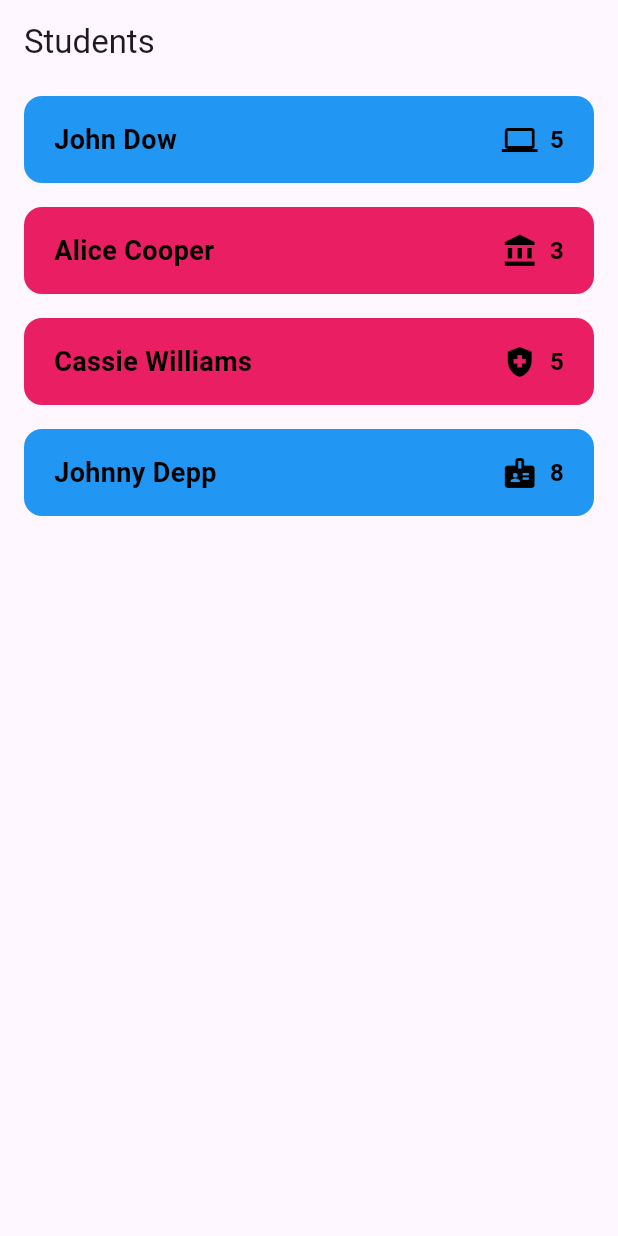
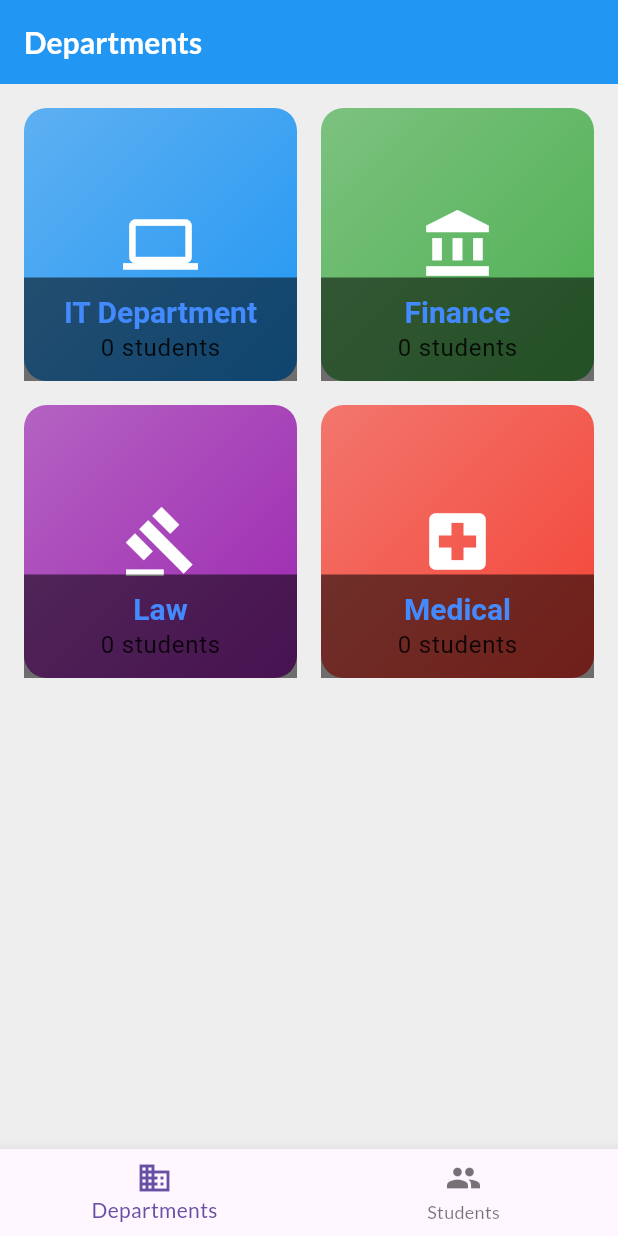
Before and after one commit to MikKut/lb1_pmp, a Flutter app: the screen it shows after launch, on a phone screen of 412 x 824 dp. Run offline on Flutter 3.47's test engine with Material 3 defaults, Android fonts, the phone set to English and light mode, and no system bars; our stand-ins replace google_fonts.

Commit message:
initial lb3

```diff
--- a/kutnii_mykhailo_ckcm_24_1_project/lib/main.dart
+++ b/kutnii_mykhailo_ckcm_24_1_project/lib/main.dart
@@ -1,5 +1,8 @@
 import 'package:flutter/material.dart';
-import 'screens/students.dart';
+import 'package:google_fonts/google_fonts.dart';
+
+import 'screens/tab_screen.dart';
+
 
 void main() {
   runApp(MyApp());
@@ -9,9 +12,33 @@ class MyApp extends StatelessWidget {
   @override
   Widget build(BuildContext context) {
     return MaterialApp(
-      title: 'Student List',
-      theme: ThemeData(primarySwatch: Colors.blue),
-      home: StudentsScreen(),
+      title: 'University App',
+      theme: ThemeData(
+        primarySwatch: Colors.blue,
+        scaffoldBackgroundColor: Colors.grey[200],
+        textTheme: GoogleFonts.latoTextTheme(
+          Theme.of(context).textTheme,
+        ).copyWith(
+          titleLarge: TextStyle(
+            fontSize: 20,
+            fontWeight: FontWeight.bold,
+            color: Colors.blueAccent,
+          ),
+          bodyLarge: TextStyle(
+            fontSize: 16,
+            color: Colors.black87,
+          ),
+        ),
+        appBarTheme: AppBarTheme(
+          backgroundColor: Colors.blue,
+          titleTextStyle: GoogleFonts.lato(
+            fontSize: 20,
+            fontWeight: FontWeight.bold,
+            color: Colors.white,
+          ),
+        ),
+      ),
+      home: TabsScreen(),
     );
   }
 }
--- /dev/null
+++ b/kutnii_mykhailo_ckcm_24_1_project/lib/models/department.dart
@@ -0,0 +1,15 @@
+import 'package:flutter/material.dart';
+
+class Department {
+  final String id;
+  final String name;
+  final Color color;
+  final IconData icon;
+
+  const Department({
+    required this.id,
+    required this.name,
+    required this.color,
+    required this.icon,
+  });
+}
--- /dev/null
+++ b/kutnii_mykhailo_ckcm_24_1_project/lib/models/departments_data.dart
@@ -0,0 +1,29 @@
+import 'package:flutter/material.dart';
+import 'department.dart';
+
+const DEPARTMENTS = [
+  Department(
+    id: 'it',
+    name: 'IT Department',
+    color: Colors.blue,
+    icon: Icons.computer,
+  ),
+  Department(
+    id: 'finance',
+    name: 'Finance',
+    color: Colors.green,
+    icon: Icons.account_balance,
+  ),
+  Department(
+    id: 'law',
+    name: 'Law',
+    color: Colors.purple,
+    icon: Icons.gavel,
+  ),
+  Department(
+    id: 'medical',
+    name: 'Medical',
+    color: Colors.red,
+    icon: Icons.local_hospital,
+  ),
+];
--- /dev/null
+++ b/kutnii_mykhailo_ckcm_24_1_project/lib/screens/departments_screen.dart
@@ -0,0 +1,28 @@
+import 'package:flutter/material.dart';
+import '../widgets/department_item.dart';
+import '../models/departments_data.dart';
+
+class DepartmentsScreen extends StatelessWidget {
+  final Map<String, int> studentCounts;
+
+  DepartmentsScreen({Key? key, required this.studentCounts}) : super(key: key);
+
+  @override
+  Widget build(BuildContext context) {
+    return GridView(
+      padding: const EdgeInsets.all(16),
+      gridDelegate: SliverGridDelegateWithFixedCrossAxisCount(
+        crossAxisCount: 2,
+        mainAxisSpacing: 16,
+        crossAxisSpacing: 16,
+      ),
+      children: DEPARTMENTS.map((department) {
+        final studentCount = studentCounts[department.id] ?? 0;
+        return DepartmentItem(
+          department: department,
+          studentCount: studentCount,
+        );
+      }).toList(),
+    );
+  }
+}
--- a/kutnii_mykhailo_ckcm_24_1_project/lib/screens/students.dart
+++ b/kutnii_mykhailo_ckcm_24_1_project/lib/screens/students.dart
@@ -1,49 +1,93 @@
 import 'package:flutter/material.dart';
 import '../models/student.dart';
 import '../widgets/student_item.dart';
+import '../widgets/NewStudent.dart';
 
 class StudentsScreen extends StatelessWidget {
-  final List<Student> students = [
-    Student(
-      firstName: 'John',
-      lastName: 'Dow',
-      department: Department.it,
-      grade: 5,
-      gender: Gender.male,
-    ),
-    Student(
-      firstName: 'Alice',
-      lastName: 'Cooper',
-      department: Department.finance,
-      grade: 3,
-      gender: Gender.female,
-    ),
-    Student(
-      firstName: 'Cassie',
-      lastName: 'Williams',
-      department: Department.medical,
-      grade: 5,
-      gender: Gender.female,
-    ),
-    Student(
-      firstName: 'Johnny',
-      lastName: 'Depp',
-      department: Department.law,
-      grade: 8,
-      gender: Gender.male,
-    ),
-  ];
+  final List<Student> students;
+  final Function(Student, {int? index}) addOrUpdateStudent;
+  final Function(int) deleteStudent;
+  final Function(Student, int) undoDeleteStudent;
+
+  StudentsScreen({
+    required this.students,
+    required this.addOrUpdateStudent,
+    required this.deleteStudent,
+    required this.undoDeleteStudent,
+  });
+
+  void _openNewStudentModal(BuildContext context, {Student? student, int? index}) {
+    showModalBottomSheet(
+      context: context,
+      isScrollControlled: true,
+      builder: (ctx) {
+        return Padding(
+          padding: EdgeInsets.only(
+            bottom: MediaQuery.of(context).viewInsets.bottom,
+          ),
+          child: NewStudent(
+            student: student,
+            onSave: (updatedStudent) {
+              addOrUpdateStudent(updatedStudent, index: index);
+              Navigator.of(context).pop(); // Close the modal after saving
+            },
+          ),
+        );
+      },
+    );
+  }
 
   @override
   Widget build(BuildContext context) {
     return Scaffold(
-      appBar: AppBar(
-        title: Text('Students'),
+      floatingActionButton: FloatingActionButton(
+        onPressed: () => _openNewStudentModal(context),
+        child: Icon(Icons.add),
       ),
-      body: ListView.builder(
+      body: students.isEmpty
+          ? Center(
+        child: Text(
+          'No students added yet!',
+          style: Theme.of(context).textTheme.titleLarge,
+        ),
+      )
+          : ListView.builder(
         itemCount: students.length,
         itemBuilder: (ctx, index) {
-          return StudentItem(student: students[index]);
+          return Dismissible(
+            key: ValueKey(students[index]),
+            direction: DismissDirection.endToStart,
+            onDismissed: (_) {
+              final removedStudent = students[index];
+              deleteStudent(index);
+              ScaffoldMessenger.of(context).showSnackBar(
+                SnackBar(
+                  content: Text('${removedStudent.firstName} removed'),
+                  action: SnackBarAction(
+                    label: 'UNDO',
+                    onPressed: () => undoDeleteStudent(removedStudent, index),
+                  ),
+                ),
+              );
+            },
+            background: Container(
+              color: Colors.red,
+              alignment: Alignment.centerRight,
+              padding: EdgeInsets.symmetric(horizontal: 20),
+              child: Icon(
+                Icons.delete,
+                color: Colors.white,
+              ),
+            ),
+            child: InkWell(
+              onTap: () => _openNewStudentModal(
+                context,
+                student: students[index],
+                index: index,
+              ),
+              child: StudentItem(student: students[index]),
+            ),
+          );
         },
       ),
     );
--- /dev/null
+++ b/kutnii_mykhailo_ckcm_24_1_project/lib/screens/tab_screen.dart
@@ -0,0 +1,100 @@
+import 'package:flutter/material.dart';
+import 'departments_screen.dart';
+import 'students.dart';
+import '../models/student.dart';
+
+class TabsScreen extends StatefulWidget {
+  @override
+  _TabsScreenState createState() => _TabsScreenState();
+}
+
+class _TabsScreenState extends State<TabsScreen> with SingleTickerProviderStateMixin {
+  int _selectedPageIndex = 0;
+  final List<Student> _students = [];
+  final Map<String, int> _departmentCounts = {};
+
+  void _updateCounts() {
+    final Map<String, int> counts = {};
+    for (var student in _students) {
+      final departmentId = student.department.name;
+      counts[departmentId] = (counts[departmentId] ?? 0) + 1;
+    }
+    setState(() {
+      _departmentCounts.clear();
+      _departmentCounts.addAll(counts);
+    });
+  }
+
+  void _addOrUpdateStudent(Student student, {int? index}) {
+    setState(() {
+      if (index != null) {
+        _students[index] = student;
+      } else {
+        // Add a new student
+        _students.add(student);
+      }
+      _updateCounts();
+    });
+  }
+
+
+  void _deleteStudent(int index) {
+    setState(() {
+      _students.removeAt(index);
+      _updateCounts();
+    });
+  }
+
+  void _undoDeleteStudent(Student student, int index) {
+    setState(() {
+      _students.insert(index, student);
+      _updateCounts();
+    });
+  }
+
+  void _selectPage(int index) {
+    setState(() {
+      _selectedPageIndex = index;
+    });
+  }
+
+  @override
+  Widget build(BuildContext context) {
+    final List<Map<String, Object>> pages = [
+      {
+        'page': DepartmentsScreen(studentCounts: _departmentCounts),
+        'title': 'Departments',
+      },
+      {
+        'page': StudentsScreen(
+          students: _students,
+          addOrUpdateStudent: _addOrUpdateStudent,
+          deleteStudent: _deleteStudent,
+          undoDeleteStudent: _undoDeleteStudent,
+        ),
+        'title': 'Students',
+      },
+    ];
+
+    return Scaffold(
+      appBar: AppBar(
+        title: Text(pages[_selectedPageIndex]['title'] as String),
+      ),
+      body: pages[_selectedPageIndex]['page'] as Widget,
+      bottomNavigationBar: BottomNavigationBar(
+        onTap: _selectPage,
+        currentIndex: _selectedPageIndex,
+        items: [
+          BottomNavigationBarItem(
+            icon: Icon(Icons.business),
+            label: 'Departments',
+          ),
+          BottomNavigationBarItem(
+            icon: Icon(Icons.people),
+            label: 'Students',
+          ),
+        ],
+      ),
+    );
+  }
+}
--- /dev/null
+++ b/kutnii_mykhailo_ckcm_24_1_project/lib/widgets/department_item.dart
@@ -0,0 +1,54 @@
+import 'package:flutter/material.dart';
+import '../models/department.dart';
+
+class DepartmentItem extends StatelessWidget {
+  final Department department;
+  final int studentCount;
+
+  const DepartmentItem({
+    Key? key,
+    required this.department,
+    required this.studentCount,
+  }) : super(key: key);
+
+  @override
+  Widget build(BuildContext context) {
+    return Container(
+      decoration: BoxDecoration(
+        borderRadius: BorderRadius.circular(15),
+        gradient: LinearGradient(
+          colors: [
+            department.color.withOpacity(0.7),
+            department.color,
+          ],
+          begin: Alignment.topLeft,
+          end: Alignment.bottomRight,
+        ),
+      ),
+      child: GridTile(
+        child: Icon(
+          department.icon,
+          size: 50,
+          color: Colors.white,
+        ),
+        footer: Container(
+          padding: EdgeInsets.all(10),
+          alignment: Alignment.center,
+          color: Colors.black54,
+          child: Column(
+            children: [
+              Text(
+                department.name,
+                style: Theme.of(context).textTheme.titleLarge,
+              ),
+              Text(
+                '$studentCount students',
+                style: Theme.of(context).textTheme.bodyLarge,
+              ),
+            ],
+          ),
+        ),
+      ),
+    );
+  }
+}
--- a/kutnii_mykhailo_ckcm_24_1_project/pubspec.yaml
+++ b/kutnii_mykhailo_ckcm_24_1_project/pubspec.yaml
@@ -30,7 +30,7 @@ environment:
 dependencies:
   flutter:
     sdk: flutter
-
+  google_fonts: ^4.0.4
 
   # The following adds the Cupertino Icons font to your application.
   # Use with the CupertinoIcons class for iOS style icons.
```
Also changed, not shown: kutnii_mykhailo_ckcm_24_1_project/lib/widgets/NewStudent.dart (added, +126 -0 lines), ShareX_IAj6c9F9c6.gif (added), 2 other files.
